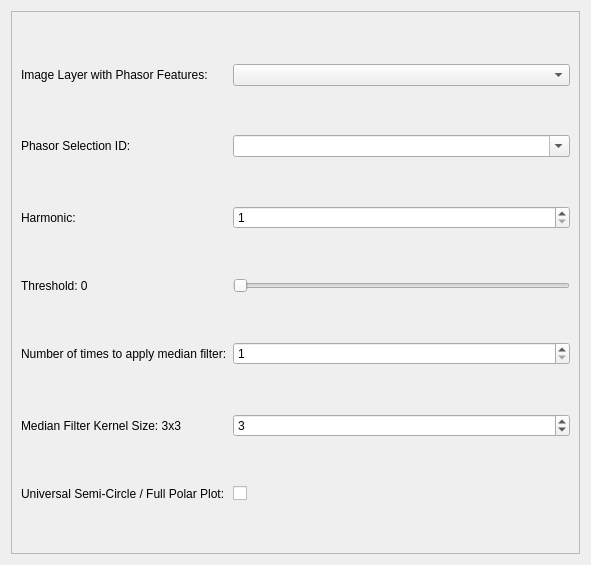
Above: src/napari_phasors/ui/plotter_inputs_widget.ui from napari-phasors/napari-phasors before the change. Below: the same form after it.
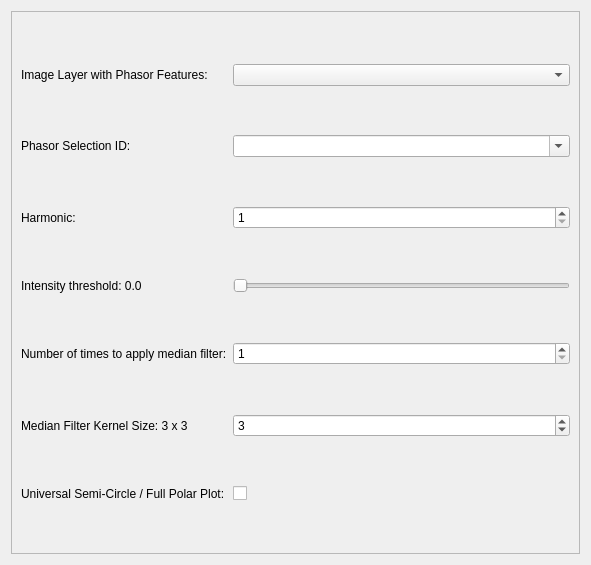
That is the form after the change.

Commit message: Add tests for `apply_filter_threshold` function from the `utils` module.

Patch:
```diff
--- a/src/napari_phasors/ui/plotter_inputs_widget.ui
+++ b/src/napari_phasors/ui/plotter_inputs_widget.ui
@@ -110,7 +110,7 @@
        <item row="3" column="0">
         <widget class="QLabel" name="label_3">
          <property name="text">
-          <string>Threshold: 0</string>
+          <string>Intensity threshold: 0.0</string>
          </property>
         </widget>
        </item>
@@ -124,7 +124,7 @@
        <item row="5" column="0">
         <widget class="QLabel" name="label_4">
          <property name="text">
-          <string>Median Filter Kernel Size: 3x3</string>
+          <string>Median Filter Kernel Size: 3 x 3</string>
          </property>
         </widget>
        </item>
```
The commit also changes 7 other files.
